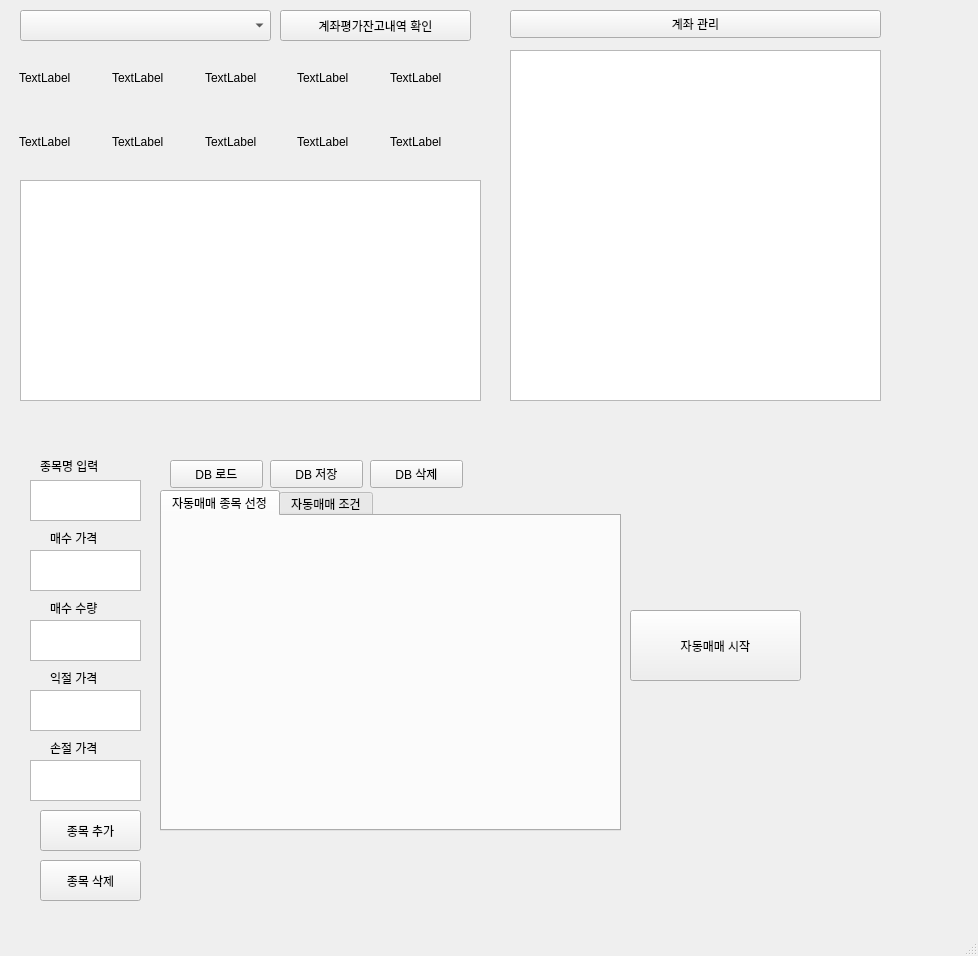
Above: Qt_GUI.ui from SSWUKiwoomOpenAPI/KiwoomOpenAPI2022 before the change. Below: the same form after it.
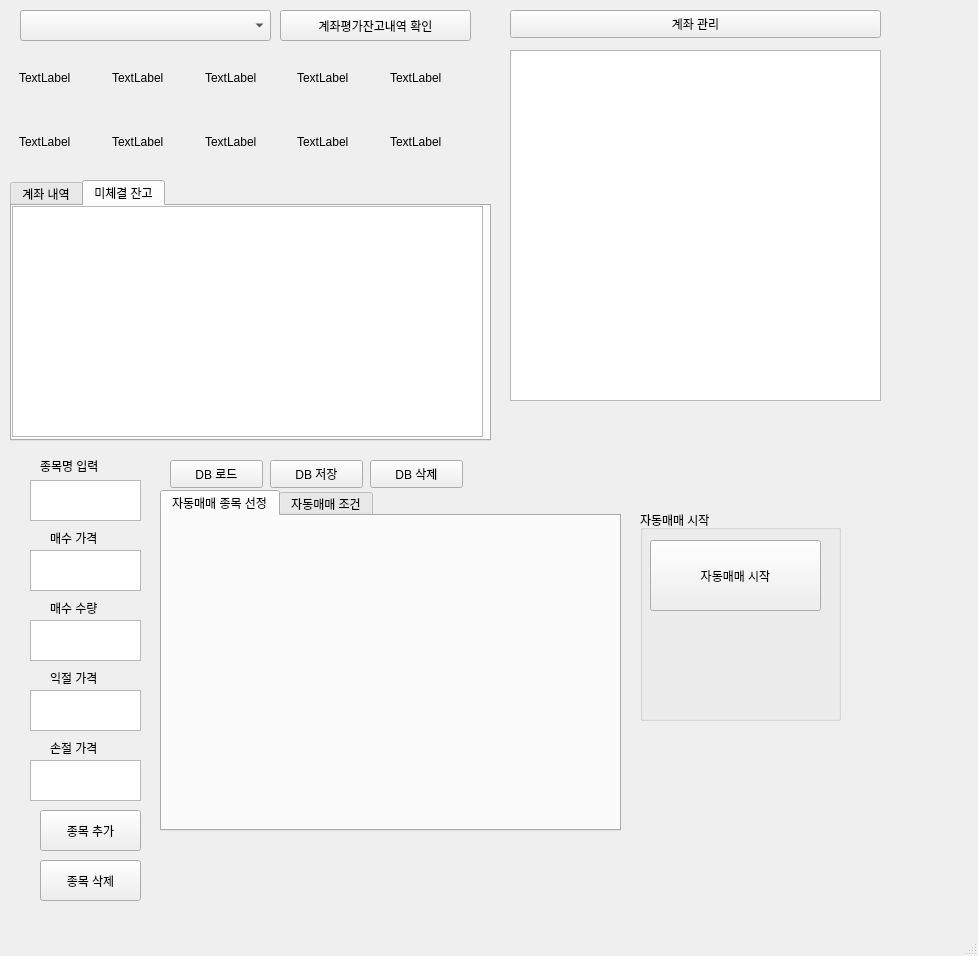
That is the form after the change. The open tabs and pages were chosen to show the change.

Patch:
```diff
--- a/Qt_GUI.ui
+++ b/Qt_GUI.ui
@@ -37,16 +37,6 @@
      </rect>
     </property>
    </widget>
-   <widget class="QTableWidget" name="stocklistTableWidget_2">
-    <property name="geometry">
-     <rect>
-      <x>20</x>
-      <y>180</y>
-      <width>461</width>
-      <height>221</height>
-     </rect>
-    </property>
-   </widget>
    <widget class="QWidget" name="gridLayoutWidget">
     <property name="geometry">
      <rect>
@@ -365,18 +355,74 @@
      </rect>
     </property>
    </widget>
-   <widget class="QPushButton" name="Auto_start">
+   <widget class="QTabWidget" name="tabWidget_2">
     <property name="geometry">
      <rect>
-      <x>630</x>
-      <y>610</y>
-      <width>171</width>
-      <height>71</height>
+      <x>10</x>
+      <y>180</y>
+      <width>481</width>
+      <height>261</height>
      </rect>
     </property>
-    <property name="text">
+    <property name="currentIndex">
+     <number>1</number>
+    </property>
+    <widget class="QWidget" name="tab_3">
+     <attribute name="title">
+      <string>계좌 내역</string>
+     </attribute>
+     <widget class="QTableWidget" name="stocklistTableWidget_2">
+      <property name="geometry">
+       <rect>
+        <x>0</x>
+        <y>0</y>
+        <width>471</width>
+        <height>231</height>
+       </rect>
+      </property>
+     </widget>
+    </widget>
+    <widget class="QWidget" name="tab_4">
+     <attribute name="title">
+      <string>미체결 잔고</string>
+     </attribute>
+     <widget class="QTableWidget" name="not_account">
+      <property name="geometry">
+       <rect>
+        <x>0</x>
+        <y>0</y>
+        <width>471</width>
+        <height>231</height>
+       </rect>
+      </property>
+     </widget>
+    </widget>
+   </widget>
+   <widget class="QGroupBox" name="groupBox">
+    <property name="geometry">
+     <rect>
+      <x>640</x>
+      <y>510</y>
+      <width>201</width>
+      <height>211</height>
+     </rect>
+    </property>
+    <property name="title">
      <string>자동매매 시작</string>
     </property>
+    <widget class="QPushButton" name="Auto_start">
+     <property name="geometry">
+      <rect>
+       <x>10</x>
+       <y>30</y>
+       <width>171</width>
+       <height>71</height>
+      </rect>
+     </property>
+     <property name="text">
+      <string>자동매매 시작</string>
+     </property>
+    </widget>
    </widget>
   </widget>
   <widget class="QMenuBar" name="menubar">
```
Left out of the diff: 2 changed lines with no effect on the pictures.
